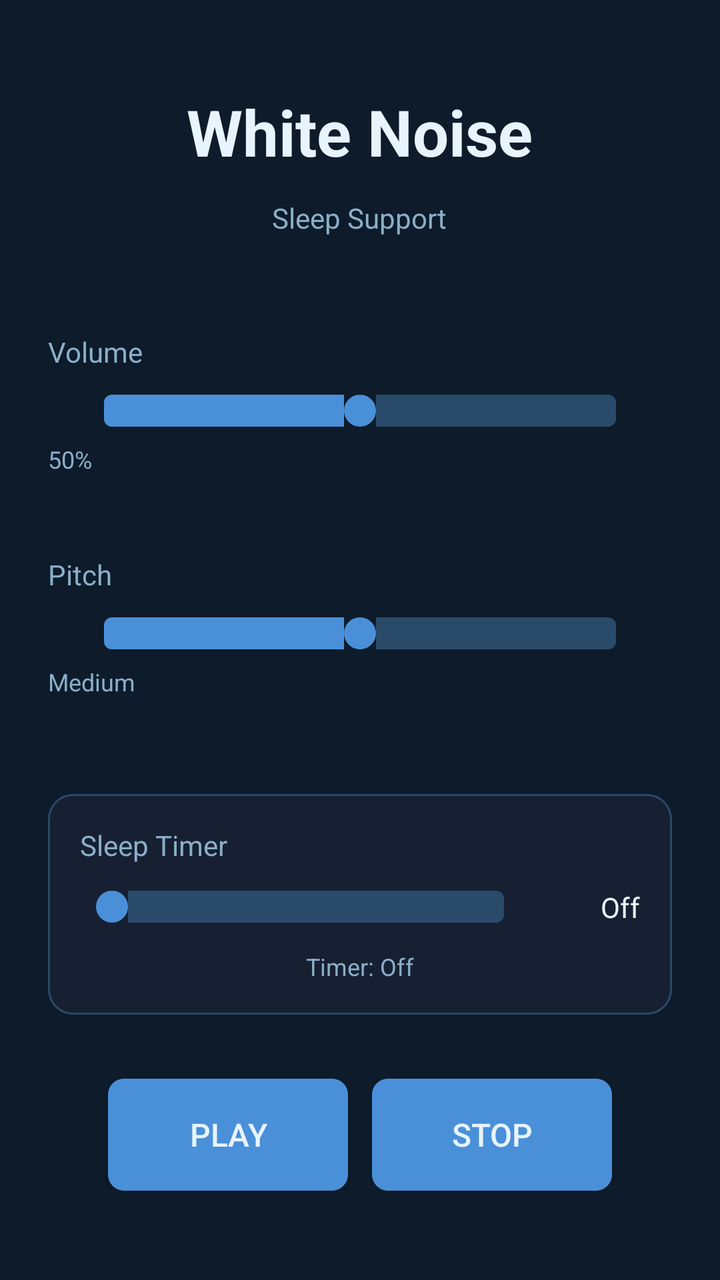
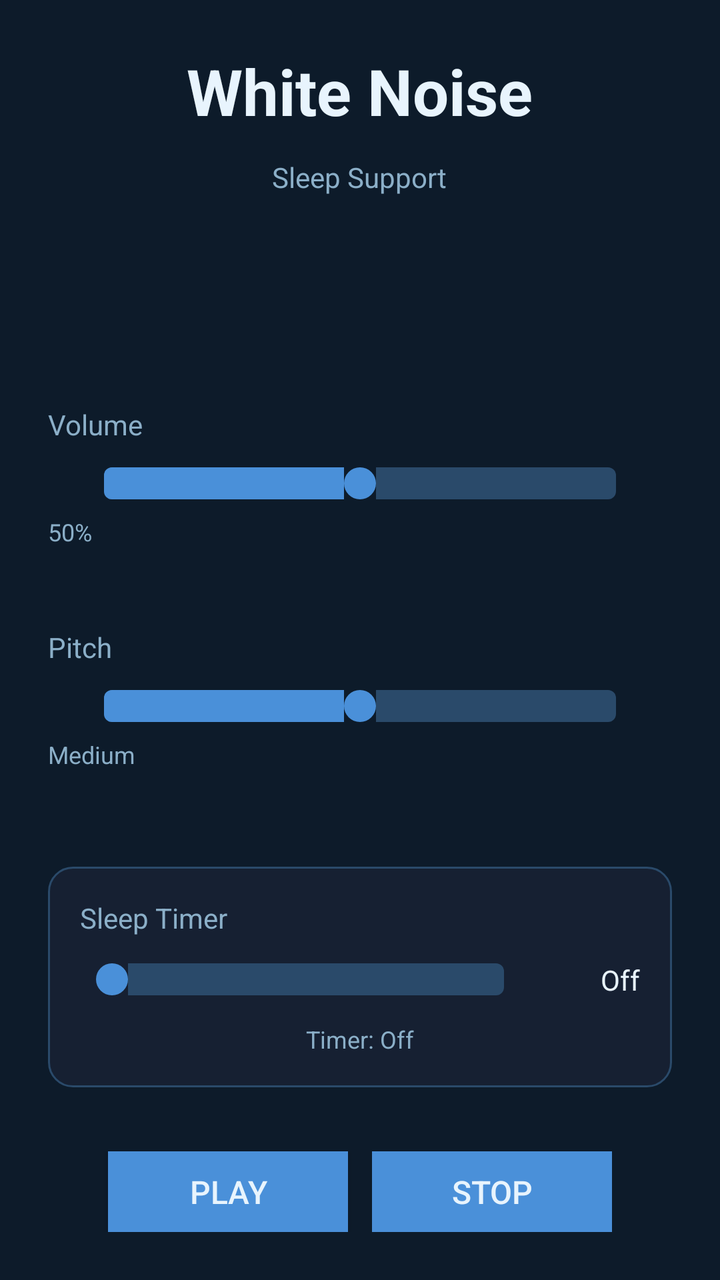

An Android layout rendered at two revisions. The XML below is the earlier revision; the diff shows what the commit changed to produce the second picture.
<!-- AndroidManifest.xml: application theme AppTheme -->
<!-- res/layout/activity_main.xml -->
<?xml version="1.0" encoding="utf-8"?>
<LinearLayout xmlns:android="http://schemas.android.com/apk/res/android"
    android:layout_width="match_parent"
    android:layout_height="match_parent"
    android:orientation="vertical"
    android:background="@color/background"
    android:padding="24dp"
    android:gravity="center">

    
    <TextView
        android:id="@+id/title"
        android:layout_width="wrap_content"
        android:layout_height="wrap_content"
        android:text="White Noise"
        android:textSize="32sp"
        android:textColor="@color/text_primary"
        android:textStyle="bold"
        android:layout_marginBottom="12dp" />

    
    <TextView
        android:id="@+id/subtitle"
        android:layout_width="wrap_content"
        android:layout_height="wrap_content"
        android:text="Sleep Support"
        android:textSize="14sp"
        android:textColor="@color/text_secondary"
        android:layout_marginBottom="48dp" />

    
    <LinearLayout
        android:layout_width="match_parent"
        android:layout_height="wrap_content"
        android:orientation="vertical"
        android:layout_marginBottom="40dp">

        <TextView
            android:layout_width="wrap_content"
            android:layout_height="wrap_content"
            android:text="@string/volume"
            android:textSize="14sp"
            android:textColor="@color/text_secondary"
            android:layout_marginBottom="12dp" />

        <SeekBar
            android:id="@+id/volumeSlider"
            android:layout_width="match_parent"
            android:layout_height="wrap_content"
            android:max="100"
            android:progress="50"
            android:progressDrawable="@drawable/seekbar_drawable"
            android:thumb="@drawable/seekbar_thumb"
            android:layout_marginHorizontal="12dp" />

        <TextView
            android:id="@+id/volumeValue"
            android:layout_width="wrap_content"
            android:layout_height="wrap_content"
            android:text="50%"
            android:textSize="12sp"
            android:textColor="@color/text_secondary"
            android:layout_marginTop="8dp" />
    </LinearLayout>

    
    <LinearLayout
        android:layout_width="match_parent"
        android:layout_height="wrap_content"
        android:orientation="vertical"
        android:layout_marginBottom="48dp">

        <TextView
            android:layout_width="wrap_content"
            android:layout_height="wrap_content"
            android:text="@string/pitch"
            android:textSize="14sp"
            android:textColor="@color/text_secondary"
            android:layout_marginBottom="12dp" />

        <SeekBar
            android:id="@+id/pitchSlider"
            android:layout_width="match_parent"
            android:layout_height="wrap_content"
            android:max="100"
            android:progress="50"
            android:progressDrawable="@drawable/seekbar_drawable"
            android:thumb="@drawable/seekbar_thumb"
            android:layout_marginHorizontal="12dp" />

        <TextView
            android:id="@+id/pitchValue"
            android:layout_width="wrap_content"
            android:layout_height="wrap_content"
            android:text="Medium"
            android:textSize="12sp"
            android:textColor="@color/text_secondary"
            android:layout_marginTop="8dp" />
    </LinearLayout>

    
    <LinearLayout
        android:layout_width="match_parent"
        android:layout_height="wrap_content"
        android:orientation="vertical"
        android:background="@drawable/rounded_background"
        android:padding="16dp"
        android:layout_marginBottom="32dp">

        <TextView
            android:layout_width="wrap_content"
            android:layout_height="wrap_content"
            android:text="@string/sleep_timer"
            android:textSize="14sp"
            android:textColor="@color/text_secondary"
            android:layout_marginBottom="12dp" />

        <LinearLayout
            android:layout_width="match_parent"
            android:layout_height="wrap_content"
            android:orientation="horizontal"
            android:gravity="center_vertical"
            android:layout_marginBottom="12dp">

            <SeekBar
                android:id="@+id/timerSlider"
                android:layout_width="0dp"
                android:layout_height="wrap_content"
                android:layout_weight="1"
                android:max="120"
                android:progress="0"
                android:progressDrawable="@drawable/seekbar_drawable"
                android:thumb="@drawable/seekbar_thumb"
                android:layout_marginEnd="12dp" />

            <TextView
                android:id="@+id/timerValue"
                android:layout_width="wrap_content"
                android:layout_height="wrap_content"
                android:text="Off"
                android:textSize="14sp"
                android:textColor="@color/text_primary"
                android:minWidth="40dp"
                android:gravity="end" />
        </LinearLayout>

        <TextView
            android:id="@+id/timerStatus"
            android:layout_width="match_parent"
            android:layout_height="wrap_content"
            android:text="@string/timer_off"
            android:textSize="12sp"
            android:textColor="@color/text_secondary"
            android:gravity="center" />
    </LinearLayout>

    
    <LinearLayout
        android:layout_width="match_parent"
        android:layout_height="wrap_content"
        android:orientation="horizontal"
        android:gravity="center"
        android:layout_marginTop="auto">

        <Button
            android:id="@+id/playButton"
            android:layout_width="120dp"
            android:layout_height="56dp"
            android:text="@string/play"
            android:textColor="@color/text_primary"
            android:textSize="16sp"
            android:background="@drawable/button_background"
            android:layout_marginEnd="12dp" />

        <Button
            android:id="@+id/stopButton"
            android:layout_width="120dp"
            android:layout_height="56dp"
            android:text="@string/stop"
            android:textColor="@color/text_primary"
            android:textSize="16sp"
            android:background="@drawable/button_background"
            android:enabled="false" />
    </LinearLayout>

</LinearLayout>
<!-- resources referenced by this layout -->
<resources>
  <color name="background">#0D1B2A</color>
  <color name="text_primary">#E8F4FD</color>
  <color name="text_secondary">#8BAFC8</color>
  <!-- drawable button_background (drawable) -->
  <?xml version="1.0" encoding="utf-8"?>
  <shape xmlns:android="http://schemas.android.com/apk/res/android"
      android:shape="rectangle">
      <solid android:color="@color/button_active" />
      <corners android:radius="8dp" />
  </shape>
  <!-- drawable rounded_background (drawable) -->
  <?xml version="1.0" encoding="utf-8"?>
  <shape xmlns:android="http://schemas.android.com/apk/res/android"
      android:shape="rectangle">
      <solid android:color="@color/surface" />
      <corners android:radius="12dp" />
      <stroke
          android:color="@color/slider_track"
          android:width="1dp" />
  </shape>
  <!-- drawable seekbar_drawable (drawable) -->
  <?xml version="1.0" encoding="utf-8"?>
  <layer-list xmlns:android="http://schemas.android.com/apk/res/android">
      <item android:id="@android:id/background">
          <shape android:shape="rectangle">
              <solid android:color="@color/slider_track" />
              <corners android:radius="4dp" />
              <size android:height="4dp" />
          </shape>
      </item>
      <item android:id="@android:id/progress">
          <clip>
              <shape android:shape="rectangle">
                  <solid android:color="@color/accent" />
                  <corners android:radius="4dp" />
                  <size android:height="4dp" />
              </shape>
          </clip>
      </item>
  </layer-list>
  <!-- drawable seekbar_thumb (drawable) -->
  <?xml version="1.0" encoding="utf-8"?>
  <shape xmlns:android="http://schemas.android.com/apk/res/android"
      android:shape="oval">
      <solid android:color="@color/slider_thumb" />
      <size
          android:width="16dp"
          android:height="16dp" />
  </shape>
  <string name="pitch">Pitch</string>
  <string name="play">Play</string>
  <string name="sleep_timer">Sleep Timer</string>
  <string name="stop">Stop</string>
  <string name="timer_off">Timer: Off</string>
  <string name="volume">Volume</string>
  <style name="AppTheme" parent="Theme.AppCompat.NoActionBar">
          <item name="colorPrimary">@color/accent</item>
          <item name="colorPrimaryDark">@color/background</item>
          <item name="colorAccent">@color/accent</item>
          <item name="android:windowBackground">@color/background</item>
          <item name="android:statusBarColor">@color/background</item>
          <item name="android:navigationBarColor">@color/background</item>
      </style>
  <color name="button_active">#4A90D9</color>
  <color name="surface">#162032</color>
  <color name="slider_track">#2A4A6A</color>
  <color name="accent">#4A90D9</color>
  <color name="slider_thumb">#4A90D9</color>
</resources>

<!-- the commit's change to res/layout/activity_main.xml (unified diff, before → after) -->
@@ -1,9 +1,9 @@
 <?xml version="1.0" encoding="utf-8"?>
 <LinearLayout xmlns:android="http://schemas.android.com/apk/res/android"
+    android:id="@+id/rootLayout"
     android:layout_width="match_parent"
     android:layout_height="match_parent"
     android:orientation="vertical"
-    android:background="@color/background"
     android:padding="24dp"
     android:gravity="center">
 
@@ -26,7 +26,25 @@
         android:text="Sleep Support"
         android:textSize="14sp"
         android:textColor="@color/text_secondary"
-        android:layout_marginBottom="48dp" />
+        android:layout_marginBottom="12dp" />
+
+    
+    <TextView
+        android:id="@+id/dateDisplay"
+        android:layout_width="wrap_content"
+        android:layout_height="wrap_content"
+        android:textSize="20sp"
+        android:textColor="@color/text_primary"
+        android:textStyle="bold"
+        android:layout_marginBottom="8dp" />
+
+    <TextView
+        android:id="@+id/dayDisplay"
+        android:layout_width="wrap_content"
+        android:layout_height="wrap_content"
+        android:textSize="13sp"
+        android:textColor="@color/text_secondary"
+        android:layout_marginBottom="40dp" />
 
     
     <LinearLayout
@@ -160,7 +178,7 @@
         android:layout_height="wrap_content"
         android:orientation="horizontal"
         android:gravity="center"
-        android:layout_marginTop="auto">
+        android:layout_marginTop="0dp">
 
         <Button
             android:id="@+id/playButton"
